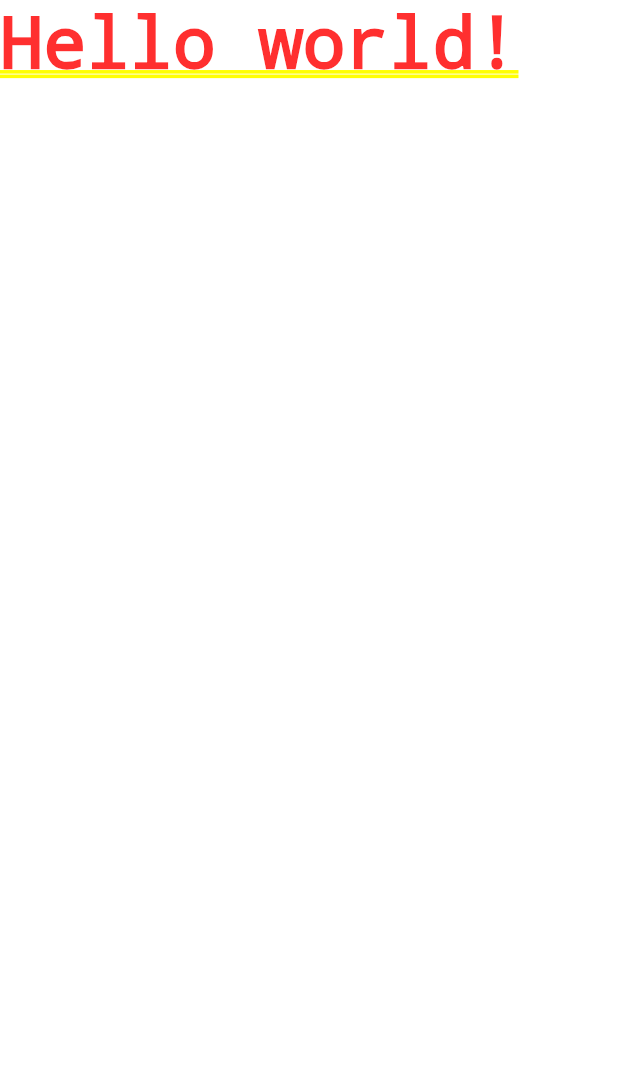
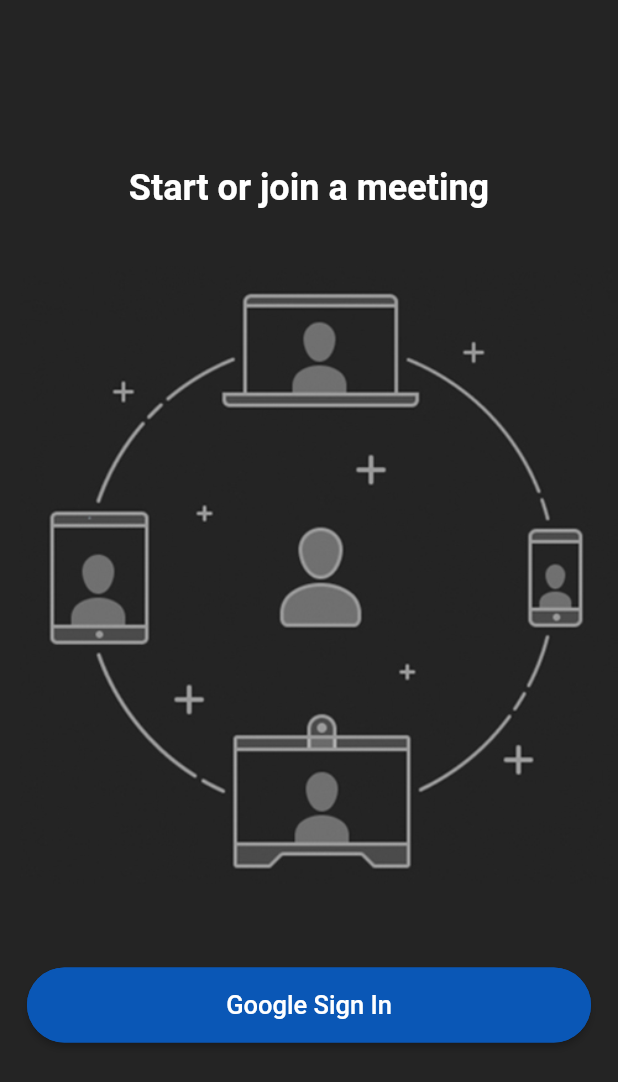
Before and after one commit to chirantan-basu01/Startchat, a Flutter app: the screen it shows after launch, on a phone screen of 412 x 824 dp. Shown: the top 1082 px of the screen. Run offline on Flutter 3.47's test engine with Material 2 defaults, Android fonts, the phone set to English and light mode, and no system bars.

Commit message:
login screen UI

```diff
--- a/lib/main.dart
+++ b/lib/main.dart
@@ -1,4 +1,6 @@
 import 'package:flutter/material.dart';
+import 'package:startchat/screens/login_screen.dart';
+import 'package:startchat/utils/colors.dart';
 
 void main() {
   runApp(const MyApp());
@@ -11,11 +13,15 @@
   @override
   Widget build(BuildContext context) {
     return MaterialApp(
-      title: 'Flutter Demo',
-      theme: ThemeData(
-        primarySwatch: Colors.blue,
+      debugShowCheckedModeBanner: false,
+      title: 'Startchat',
+      theme: ThemeData.dark().copyWith(
+        scaffoldBackgroundColor: backgroundColor,
       ),
-      home: const Text('Hello world!'),
+      routes: {
+        '/login': (context) => const LoginScreen(),
+      },
+      home: const LoginScreen(),
     );
   }
 }
--- /dev/null
+++ b/lib/screens/login_screen.dart
@@ -0,0 +1,37 @@
+import 'package:flutter/material.dart';
+import 'package:startchat/widgets/custom_button.dart';
+
+class LoginScreen extends StatefulWidget {
+  const LoginScreen({Key? key}) : super(key: key);
+
+  @override
+  State<LoginScreen> createState() => _LoginScreenState();
+}
+
+class _LoginScreenState extends State<LoginScreen> {
+  @override
+  Widget build(BuildContext context) {
+    return Scaffold(
+      body: Column(
+        mainAxisAlignment: MainAxisAlignment.center,
+        children: [
+          const Text(
+            'Start or join a meeting',
+            style: const TextStyle(
+              fontSize: 24,
+              fontWeight: FontWeight.bold,
+            ),
+          ),
+          Padding(
+            padding: const EdgeInsets.symmetric(vertical: 38.0),
+            child: Image.asset('assets/images/onboarding.jpg'),
+          ),
+          CustomButton(
+            text: 'Google Sign In',
+            onPressed: () {},
+          ),
+        ],
+      ),
+    );
+  }
+}
--- /dev/null
+++ b/lib/utils/colors.dart
@@ -0,0 +1,6 @@
+import 'package:flutter/material.dart';
+
+const backgroundColor = Color.fromRGBO(36, 36, 36, 1);
+const buttonColor = Color.fromARGB(255, 10, 87, 182);
+const footerColor = Color.fromRGBO(26, 26, 26, 1);
+const secondaryBackgroundColor = Color.fromRGBO(46, 46, 46, 1);
--- /dev/null
+++ b/lib/widgets/custom_button.dart
@@ -0,0 +1,39 @@
+import 'package:flutter/material.dart';
+import 'package:startchat/utils/colors.dart';
+
+class CustomButton extends StatelessWidget {
+  final String text;
+  final VoidCallback onPressed;
+  const CustomButton({
+    Key? key,
+    required this.text,
+    required this.onPressed,
+  }) : super(key: key);
+
+  @override
+  Widget build(BuildContext context) {
+    return Padding(
+      padding: const EdgeInsets.all(18.0),
+      child: ElevatedButton(
+        onPressed: onPressed,
+        child: Text(
+          text,
+          style: const TextStyle(
+            fontSize: 17,
+          ),
+        ),
+        style: ElevatedButton.styleFrom(
+          primary: buttonColor,
+          minimumSize: const Size(
+            double.infinity,
+            50,
+          ),
+          shape: RoundedRectangleBorder(
+            borderRadius: BorderRadius.circular(30),
+            side: const BorderSide(color: buttonColor),
+          ),
+        ),
+      ),
+    );
+  }
+}
```
Also changed, not shown: pubspec.yaml (+46 -48 lines), assets/images/onboarding.jpg (added).
